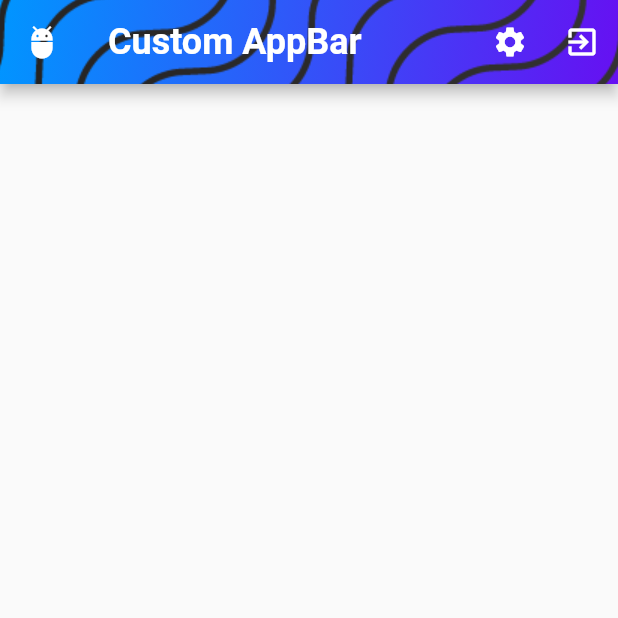
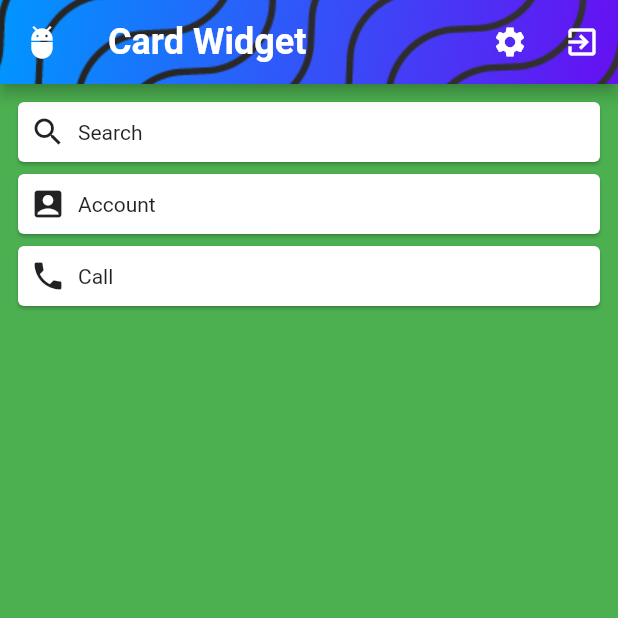
Before and after one commit to dikki-ap/flutter_basic, a Flutter app: the screen it shows after launch, on a phone screen of 412 x 824 dp, the top half of it. Run offline on Flutter 3.47's test engine with Material 2 defaults, Android fonts, the phone set to English and light mode, and no system bars.

Commit message:
19 - Card Widget

```diff
--- a/lib/main.dart
+++ b/lib/main.dart
@@ -15,7 +15,7 @@ class MyApp extends StatelessWidget {
       appBar: AppBar(
         leading: Icon(Icons.adb),
         title: Text(
-          'Custom AppBar',
+          'Card Widget',
           style: TextStyle(fontSize: 24, fontWeight: FontWeight.bold),
         ),
         actions: [
@@ -34,6 +34,30 @@ class MyApp extends StatelessWidget {
                   repeat: ImageRepeat.repeat)),
         ),
       ),
+      body: Container(
+        padding: EdgeInsets.all(8),
+        color: Colors.green,
+        child: ListView(
+          children: [
+            buildCard(Icons.search, 'Search'),
+            buildCard(Icons.account_box, 'Account'),
+            buildCard(Icons.phone, 'Call'),
+          ],
+        ),
+      ),
     ));
   }
+
+  // Extract Method to create Card
+  // Need 2 params, IconData, and Text (U CAN CUSTOM IT)
+  Card buildCard(IconData iconData, String text) {
+    return Card(
+      child: Row(
+        children: [
+          Container(margin: EdgeInsets.all(8), child: Icon(iconData)),
+          Text(text)
+        ],
+      ),
+    );
+  }
 }
```
